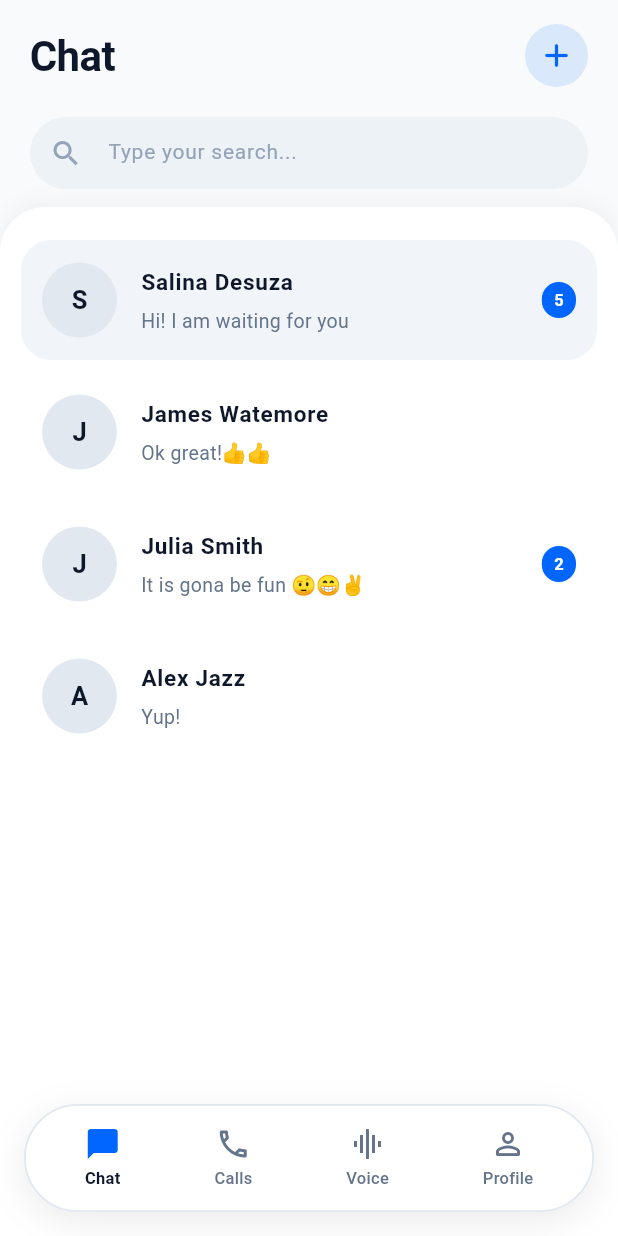
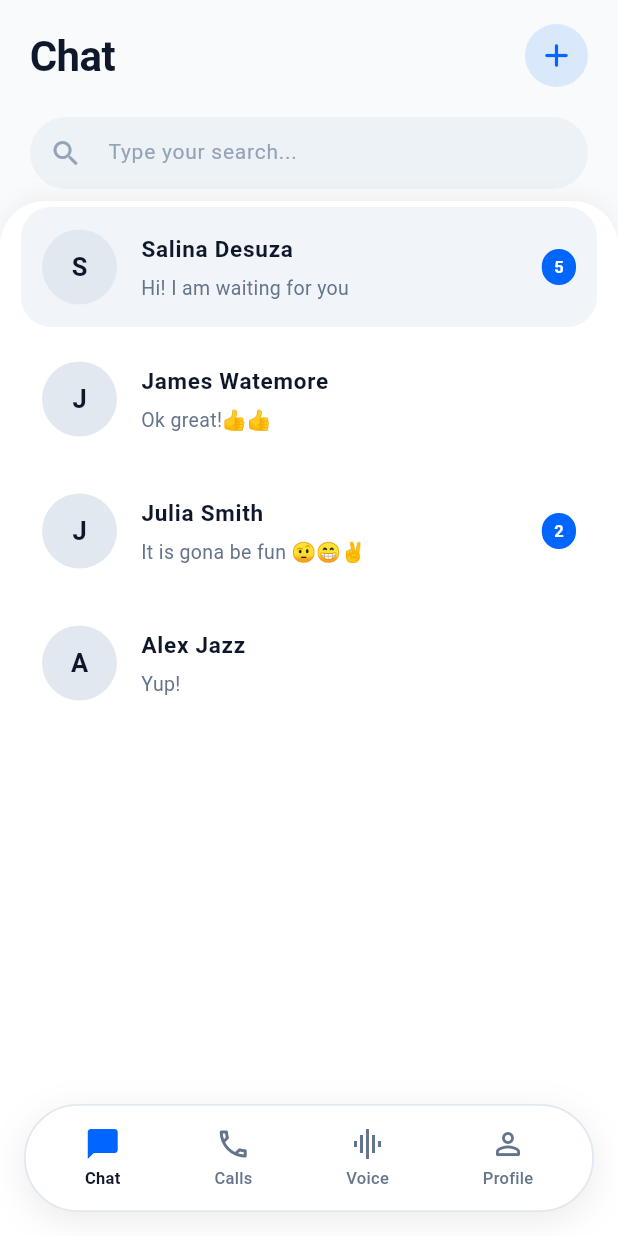
Before and after one commit to Virusboot/OurSpace, a Flutter app: the HomeScreen screen opened directly with empty values, on a phone screen of 412 x 824 dp. Run offline on Flutter 3.47's test engine with Material 3 defaults, Android fonts, the phone set to English and light mode, and no system bars; our stand-ins replace flutter_secure_storage, image_picker, local_auth; accounts and stored records are empty.

Commit message:
style(mobile_flutter): move chat list items further upwards by removing top padding gaps

```diff
--- a/mobile_flutter/lib/features/chat/presentation/screens/home_screen.dart
+++ b/mobile_flutter/lib/features/chat/presentation/screens/home_screen.dart
@@ -567,7 +567,7 @@ class _HomeScreenState extends State<HomeScreen> {
                 ),
               ),
             ),
-            const SizedBox(height: 6),
+            const SizedBox(height: 2),
 
             // CHAT LIST SECTION CONTAINER
             Expanded(
@@ -588,12 +588,10 @@ class _HomeScreenState extends State<HomeScreen> {
                 ),
                 child: Column(
                   children: [
-                    const SizedBox(height: 6),
-                    const SizedBox(height: 8),
                     Expanded(
                       child: _activeTab == 0
                           ? ListView.builder(
-                              padding: const EdgeInsets.fromLTRB(14, 8, 14, 16),
+                              padding: const EdgeInsets.fromLTRB(14, 4, 14, 16),
                               itemCount: _conversations.length,
                               itemBuilder: (ctx, idx) {
                                 final item = _conversations[idx];
```
Also changed, not shown: 1 other file.
